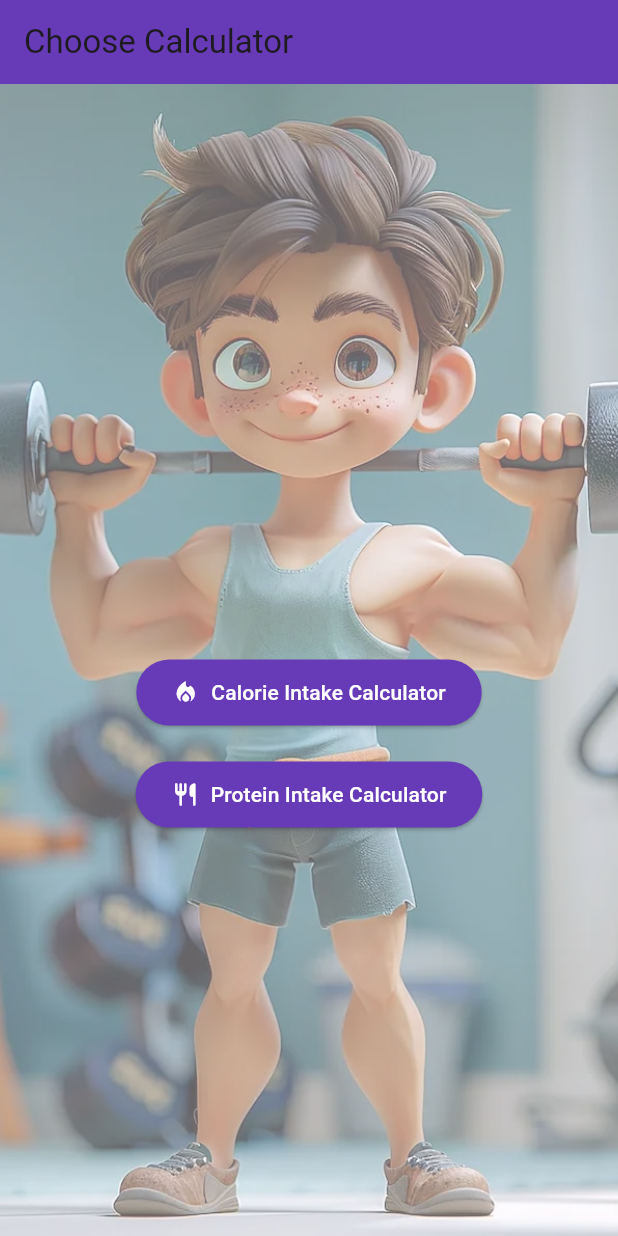
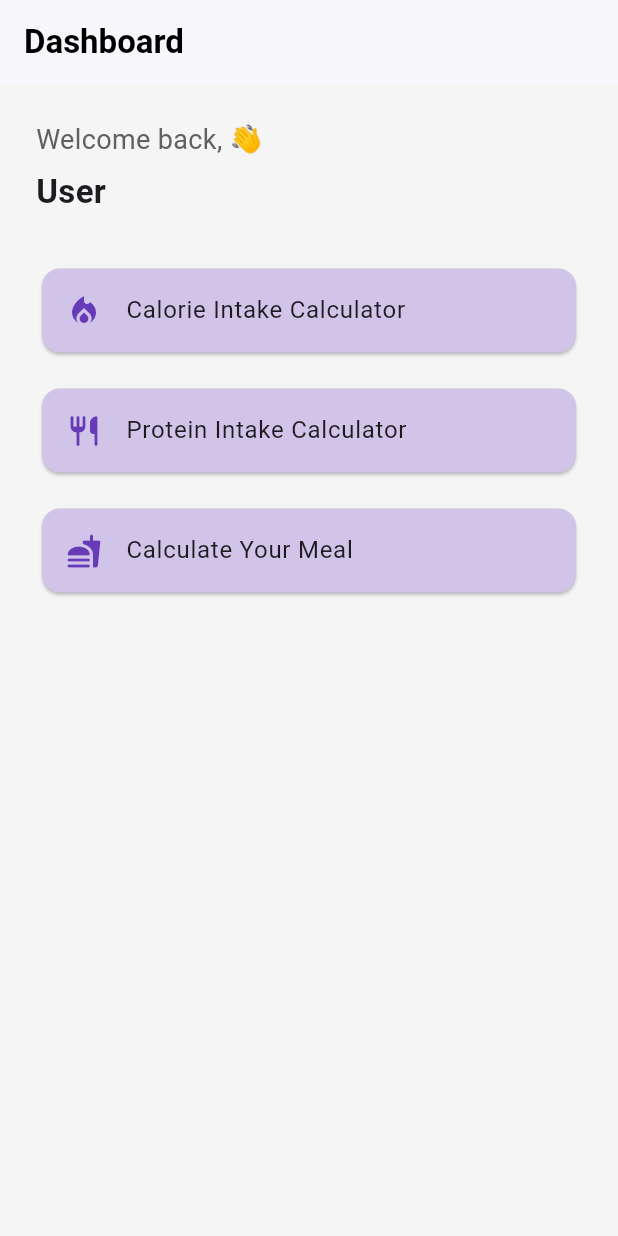
Before and after one commit to Nishant19Yadav/JOVAC, a Flutter app: the screen it shows after launch, on a phone screen of 412 x 824 dp. Run offline on Flutter 3.47's test engine with Material 3 defaults, Android fonts, the light colour scheme and no system bars.

Commit message:
Updated calculator

```diff
--- a/calculator/lib/main.dart
+++ b/calculator/lib/main.dart
@@ -20,69 +20,84 @@ class HomeScreen extends StatelessWidget {
   @override
   Widget build(BuildContext context) {
     return Scaffold(
+      backgroundColor: Colors.grey[100],
       appBar: AppBar(
-        title: Text('Choose Calculator'),
-        backgroundColor: Colors.deepPurple,
+        backgroundColor: Colors.white,
+        elevation: 1,
+        title: Text(
+          'Dashboard',
+          style: TextStyle(color: Colors.black, fontWeight: FontWeight.bold),
+        ),
+        iconTheme: IconThemeData(color: Colors.black),
       ),
-      body: Stack(
-        children: [
-          Opacity(
-            opacity: 0.6,
-            child: Container(
-              decoration: BoxDecoration(
-                image: DecorationImage(
-                  image: AssetImage('assets/images/fitness-man.webp'),
-                  fit: BoxFit.cover,
-                ),
+      body: Padding(
+        padding: const EdgeInsets.all(24.0),
+        child: Column(
+          crossAxisAlignment: CrossAxisAlignment.start,
+          children: [
+            Text(
+              'Welcome back, 👋',
+              style: TextStyle(fontSize: 18, color: Colors.grey[700]),
+            ),
+            SizedBox(height: 6),
+            Text(
+              'User',
+              style: TextStyle(fontSize: 22, fontWeight: FontWeight.bold),
+            ),
+            SizedBox(height: 32),
+
+
+            // Calorie Intake Button
+            Card(
+              shape: RoundedRectangleBorder(borderRadius: BorderRadius.circular(12)),
+              color: Colors.deepPurple[100],
+              child: ListTile(
+                leading: Icon(Icons.local_fire_department, color: Colors.deepPurple),
+                title: Text('Calorie Intake Calculator'),
+                onTap: () {
+                  Navigator.push(
+                    context,
+                    MaterialPageRoute(builder: (_) => CalorieCalculatorScreen()),
+                  );
+                },
               ),
             ),
-          ),
-          Positioned.fill(
-            child: Column(
-              children: [
-                Spacer(flex: 6),
-                ElevatedButton.icon(
-                  onPressed: () => Navigator.push(
-                    context,
-                    MaterialPageRoute(builder: (_) => CalorieCalculatorScreen()),
-                  ),
-                  icon: Icon(Icons.local_fire_department, color: Colors.white),
-                  label: Text('Calorie Intake Calculator'),
-                  style: ElevatedButton.styleFrom(
-                    backgroundColor: Colors.deepPurple,
-                    foregroundColor: Colors.white,
-                    shape: RoundedRectangleBorder(
-                      borderRadius: BorderRadius.circular(30),
-                    ),
-                    padding: EdgeInsets.symmetric(horizontal: 24, vertical: 12),
-                  ),
-                ),
-                SizedBox(height: 20),
-                ElevatedButton.icon(
-                  onPressed: () => Navigator.push(
+            SizedBox(height: 16),
+
+            // Protein Intake Button
+            Card(
+              shape: RoundedRectangleBorder(borderRadius: BorderRadius.circular(12)),
+              color: Colors.deepPurple[100],
+              child: ListTile(
+                leading: Icon(Icons.restaurant_rounded, color: Colors.deepPurple),
+                title: Text('Protein Intake Calculator'),
+                onTap: () {
+                  Navigator.push(
                     context,
                     MaterialPageRoute(builder: (_) => ProteinCalculatorScreen()),
-                  ),
-                  icon: Icon(Icons.restaurant_rounded, color: Colors.white),
-                  label: Text('Protein Intake Calculator'),
-                  style: ElevatedButton.styleFrom(
-                    backgroundColor: Colors.deepPurple,
-                    foregroundColor: Colors.white,
-                    shape: RoundedRectangleBorder(
-                      borderRadius: BorderRadius.circular(30),
-                    ),
-                    padding: EdgeInsets.symmetric(horizontal: 24, vertical: 12),
-                  ),
-                ),
-                Spacer(flex: 4),
-                Padding(
-                  padding: const EdgeInsets.symmetric(horizontal: 16.0),
-                ),
-                SizedBox(height: 16),
-              ],
+                  );
+                },
+              ),
             ),
-          ),
-        ],
+            SizedBox(height: 16),
+
+// 🔥 NEW: Calculate Your Meal Button
+            Card(
+              shape: RoundedRectangleBorder(borderRadius: BorderRadius.circular(12)),
+              color: Colors.deepPurple[100],
+              child: ListTile(
+                leading: Icon(Icons.fastfood_rounded, color: Colors.deepPurple),
+                title: Text('Calculate Your Meal'),
+                onTap: () {
+                  Navigator.push(
+                    context,
+                    MaterialPageRoute(builder: (_) => MealCalculatorScreen()),
+                  );
+                },
+              ),
+            ),
+          ],
+        ),
       ),
     );
   }
@@ -126,8 +141,8 @@ class ProteinCalculatorScreen extends StatelessWidget {
         backgroundColor: Colors.deepPurple,
       ),
       body: IntakeForm(
-        title: 'Protein Intake Calculator',
-        resultLabel: 'Recommended Protein Intake',
+        title: 'Recommended Protein Intake',
+        resultLabel: '',
         resultValue: '84 grams/day',
         showInfoNote: false,
         ageController: ageController,
@@ -137,6 +152,134 @@ class ProteinCalculatorScreen extends StatelessWidget {
     );
   }
 }
+
+
+
+class MealCalculatorScreen extends StatefulWidget {
+  @override
+  _MealCalculatorScreenState createState() => _MealCalculatorScreenState();
+}
+
+class _MealCalculatorScreenState extends State<MealCalculatorScreen> {
+  final TextEditingController quantityController = TextEditingController();
+  final TextEditingController foodController = TextEditingController();
+
+  final Map<String, double> foodCaloriesPer100g = {
+    'rice': 130,
+    'chapati': 104,
+    'egg': 155,
+    'milk': 42,
+    'chicken': 165,
+    'banana': 89,
+    'apple': 52,
+    'paneer': 265,
+    'dal': 116,
+    'potato': 77,
+  };
+
+  void calculateCalories() {
+    String food = foodController.text.trim().toLowerCase();
+    double quantity = double.tryParse(quantityController.text.trim()) ?? 0;
+
+    if (!foodCaloriesPer100g.containsKey(food)) {
+      ScaffoldMessenger.of(context).showSnackBar(
+        SnackBar(content: Text('Food not found in database. Try rice, dal, egg...')),
+      );
+      return;
+    }
+
+    double calPer100g = foodCaloriesPer100g[food]!;
+    double estimatedCalories = (calPer100g / 100) * quantity;
+
+    showDialog(
+      context: context,
+      builder: (context) => AlertDialog(
+        title: Text("Estimated Calories"),
+        content: Text(
+          "$quantity g of $food ≈ ${estimatedCalories.toStringAsFixed(1)} kcal",
+          style: TextStyle(fontWeight: FontWeight.bold),
+        ),
+        actions: [
+          TextButton(
+            onPressed: () => Navigator.pop(context),
+            child: Text("OK"),
+          )
+        ],
+      ),
+    );
+  }
+
+  @override
+  Widget build(BuildContext context) {
+    return Scaffold(
+      appBar: AppBar(
+        title: Text("Calculate Your Meal"),
+        backgroundColor: Colors.deepPurple,
+      ),
+      body: Padding(
+        padding: const EdgeInsets.all(24.0),
+        child: ListView(
+          children: [
+            Text(
+              "Enter Food Details",
+              style: TextStyle(fontSize: 20, fontWeight: FontWeight.bold),
+            ),
+            SizedBox(height: 24),
+
+            // Dropdown for food selection
+            DropdownButtonFormField<String>(
+              value: foodController.text.isEmpty ? null : foodController.text,
+              items: foodCaloriesPer100g.keys.map((food) {
+                return DropdownMenuItem(
+                  value: food,
+                  child: Text(food[0].toUpperCase() + food.substring(1)),
+                );
+              }).toList(),
+              onChanged: (val) {
+                setState(() {
+                  foodController.text = val!;
+                });
+              },
+              decoration: InputDecoration(
+                labelText: 'Select Food Item',
+                border: OutlineInputBorder(),
+              ),
+            ),
+            SizedBox(height: 16),
+
+            TextField(
+              controller: quantityController,
+              decoration: InputDecoration(
+                labelText: 'Quantity in grams',
+                border: OutlineInputBorder(),
+              ),
+              keyboardType: TextInputType.number,
+            ),
+            SizedBox(height: 24),
+
+            ElevatedButton.icon(
+              onPressed: calculateCalories,
+              icon: Icon(Icons.calculate, color: Colors.white),
+              label: Text('Estimate Calories'),
+              style: ElevatedButton.styleFrom(
+                backgroundColor: Colors.green,
+                foregroundColor: Colors.white,
+                padding: EdgeInsets.symmetric(vertical: 16),
+                textStyle: TextStyle(fontSize: 16, fontWeight: FontWeight.bold),
+                shape: RoundedRectangleBorder(
+                  borderRadius: BorderRadius.circular(12),
+                ),
+                elevation: 5,
+              ),
+            ),
+          ],
+        ),
+      ),
+    );
+  }
+}
+
+
 
 class IntakeForm extends StatefulWidget {
   final String title;
@@ -174,12 +317,13 @@ class _IntakeFormState extends State<IntakeForm> {
       padding: const EdgeInsets.all(24.0),
       child: ListView(
         children: [
+          SizedBox(height: 12,),
           Text(
             widget.title,
             style: TextStyle(fontSize: 22, fontWeight: FontWeight.bold),
             textAlign: TextAlign.center,
           ),
-          SizedBox(height: 12),
+
           Text(
             widget.resultLabel,
             style: TextStyle(fontSize: 18, color: Colors.red, fontWeight: FontWeight.bold),
@@ -191,7 +335,7 @@ class _IntakeFormState extends State<IntakeForm> {
             textAlign: TextAlign.center,
           ),
           SizedBox(height: 16),
-          Text('Enter your details to calculate daily calorie needs.', textAlign: TextAlign.center),
+          Text('Enter your details to calculate daily needs.', textAlign: TextAlign.center),
           SizedBox(height: 24),
 
           Text('Age:'),
@@ -276,7 +420,7 @@ class _IntakeFormState extends State<IntakeForm> {
           ),
           SizedBox(height: 24),
 
-          ElevatedButton(
+          ElevatedButton.icon(
             onPressed: () {
               final age = int.tryParse(widget.ageController.text) ?? 0;
               final weight = double.tryParse(widget.weightController.text) ?? 0;
@@ -285,7 +429,7 @@ class _IntakeFormState extends State<IntakeForm> {
               double weightKg = weightUnit == 'Kg' ? weight : weight * 0.453592;
               double heightCm = heightUnit == 'Cm' ? height : height * 30.48;
 
-              if(age > 150){
+              if (age > 150) {
                 ScaffoldMessenger.of(context).showSnackBar(
                   SnackBar(content: Text('Age exceeds the allowed limit.')),
                 );
@@ -299,7 +443,6 @@ class _IntakeFormState extends State<IntakeForm> {
                 ScaffoldMessenger.of(context).showSnackBar(SnackBar(content: Text('Height exceeds the allowed limit.')));
                 return;
               }
-
 
               double activityFactor = 1.2;
               if (activityLevel == 'Moderate') activityFactor = 1.55;
@@ -340,14 +483,32 @@ class _IntakeFormState extends State<IntakeForm> {
                 ),
               );
             },
+            icon: Icon(Icons.calculate, color: Colors.white),  // ← Your desired icon
+            label: Text('Calculate'),
             style: ElevatedButton.styleFrom(
+
+              backgroundColor: Colors.green,
+              foregroundColor: Colors.white,
               padding: EdgeInsets.symmetric(vertical: 16),
-              textStyle: TextStyle(fontSize: 18),
+              textStyle: TextStyle(fontSize: 18, fontWeight: FontWeight.bold),
+              shape: RoundedRectangleBorder(
+                borderRadius: BorderRadius.circular(12),
+              ),
+              elevation: 5,
             ),
-            child: Text('Calculate'),
+            // child: Text('Calculate'),
           ),
         ],
       ),
     );
   }
 }
+class PlaceholderScreen extends StatelessWidget {
+  @override
+  Widget build(BuildContext context) {
+    return Scaffold(
+      appBar: AppBar(title: Text("Calculate Your Meal")),
+      //body: Center(child: Text("Meal Calculator Screen Coming Soon!")),
+    );
+  }
+}
```
